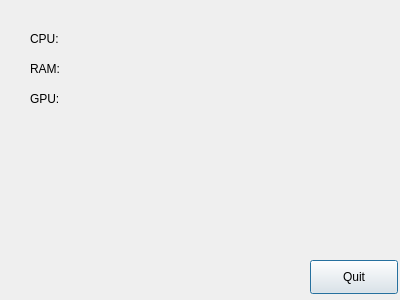
Before: the Qt Designer form dialogs/systeminfo.ui in iSaluki/LinuxHelper, drawn with Qt 5.
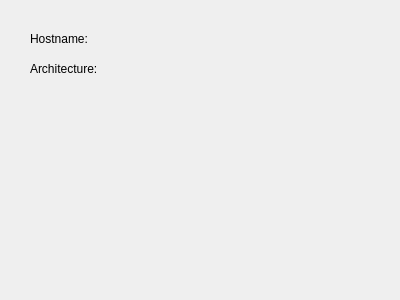
After: the same form once the commit is applied.

Commit message: Add some basic functionality to the system info button

```diff
--- a/dialogs/systeminfo.ui
+++ b/dialogs/systeminfo.ui
@@ -23,7 +23,7 @@
     </rect>
    </property>
    <property name="text">
-    <string>CPU:</string>
+    <string>Hostname:</string>
    </property>
   </widget>
   <widget class="QLabel" name="ramLabel">
@@ -36,33 +36,7 @@
     </rect>
    </property>
    <property name="text">
-    <string>RAM:</string>
-   </property>
-  </widget>
-  <widget class="QLabel" name="gpuLabel">
-   <property name="geometry">
-    <rect>
-     <x>30</x>
-     <y>90</y>
-     <width>151</width>
-     <height>18</height>
-    </rect>
-   </property>
-   <property name="text">
-    <string>GPU:</string>
-   </property>
-  </widget>
-  <widget class="QPushButton" name="quitButton">
-   <property name="geometry">
-    <rect>
-     <x>310</x>
-     <y>260</y>
-     <width>88</width>
-     <height>34</height>
-    </rect>
-   </property>
-   <property name="text">
-    <string>Quit</string>
+    <string>Architecture:</string>
    </property>
   </widget>
  </widget>
```
Left out of the diff: 4 changed lines with no effect on the pictures. The commit also changes 2 other files.
